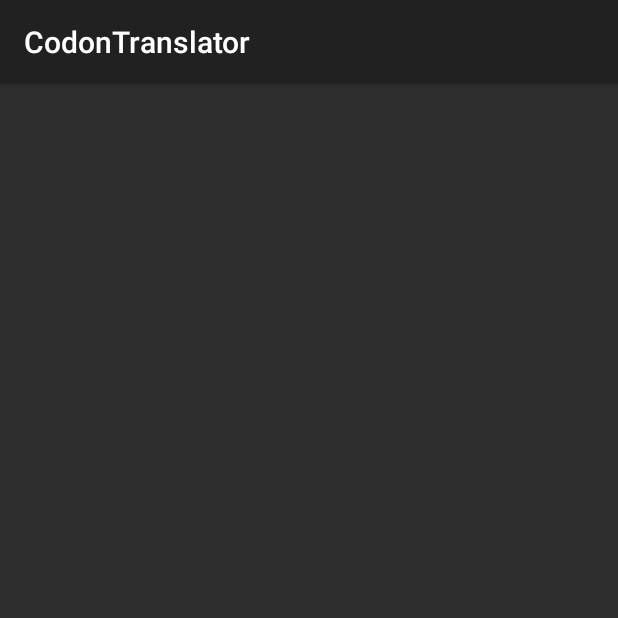
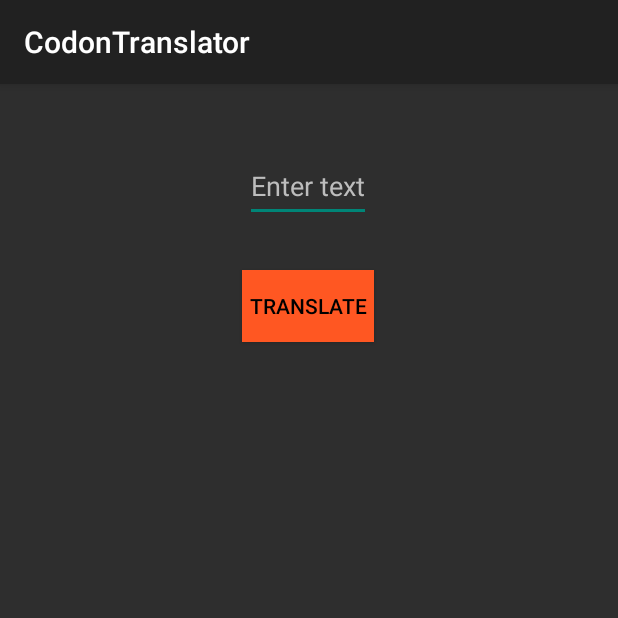
Before and after one commit to Morganator2000/CodonTranslator, an Android app built with Jetpack Compose: the TextToRna screen opened directly, with no data from a screen before it, on a phone screen of 412 x 824 dp, the top half of it. Run offline under Robolectric (Android 15) with nearby library versions, the phone set to English and light mode, and no system bars.

Commit message:
Text to RNA layout finished.

```diff
--- a/app/src/main/res/layout/activity_text_to_rna.xml
+++ b/app/src/main/res/layout/activity_text_to_rna.xml
@@ -1,10 +1,48 @@
 <?xml version="1.0" encoding="utf-8"?>
 <androidx.constraintlayout.widget.ConstraintLayout xmlns:android="http://schemas.android.com/apk/res/android"
-    xmlns:app="http://schemas.android.com/apk/res-auto"
     xmlns:tools="http://schemas.android.com/tools"
-    android:id="@+id/main"
     android:layout_width="match_parent"
     android:layout_height="match_parent"
-    tools:context=".TextToRna">
+    xmlns:app="http://schemas.android.com/apk/res-auto">
+
+    <EditText
+        android:id="@+id/textInput"
+        android:layout_width="wrap_content"
+        android:layout_height="wrap_content"
+        android:layout_marginStart="20dp"
+        android:layout_marginTop="100dp"
+        android:layout_marginEnd="20dp"
+        android:hint="Enter text"
+        android:minHeight="48dp"
+        android:textAlignment="center"
+        android:textColor="@color/white"
+        android:textColorHint="@color/light_grey"
+        android:textSize="8pt"
+        app:layout_constraintEnd_toEndOf="parent"
+        app:layout_constraintHorizontal_bias="0.497"
+        app:layout_constraintStart_toStartOf="parent"
+        app:layout_constraintTop_toTopOf="parent" />
+
+    <Button
+        android:id="@+id/translateButton"
+        android:layout_width="wrap_content"
+        android:layout_height="wrap_content"
+        android:layout_marginTop="32dp"
+        android:text="Translate"
+        android:background="@color/orange"
+        android:textColor="@color/black"
+        app:layout_constraintEnd_toEndOf="@+id/textInput"
+        app:layout_constraintStart_toStartOf="@+id/textInput"
+        app:layout_constraintTop_toBottomOf="@+id/textInput" />
+
+    <TextView
+        android:id="@+id/rnaOutput"
+        android:layout_width="wrap_content"
+        android:layout_height="wrap_content"
+        android:layout_marginTop="32dp"
+        app:layout_constraintEnd_toEndOf="@+id/translateButton"
+        app:layout_constraintStart_toStartOf="@+id/translateButton"
+        app:layout_constraintTop_toBottomOf="@+id/translateButton" />
+
 
 </androidx.constraintlayout.widget.ConstraintLayout>
```
Also changed, not shown: app/src/main/java/com/hedgehax/codontranslator/TextToRna.kt (+106 -6 lines).
